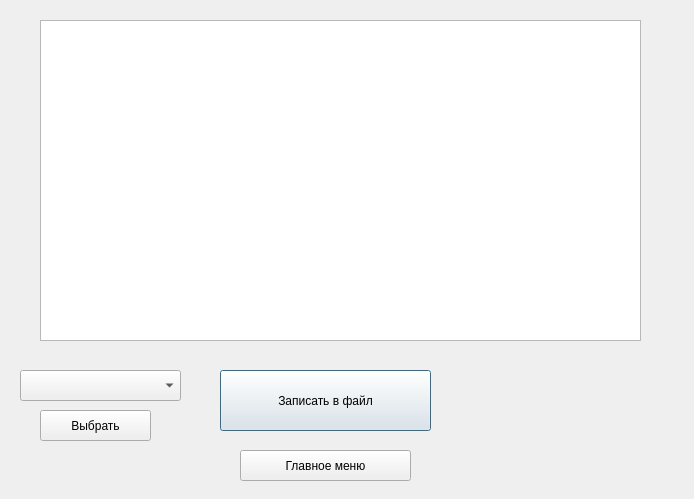
Above: user_rolewindow.ui from icspero/3-semester-CourseWork_Client before the change. Below: the same form after it.
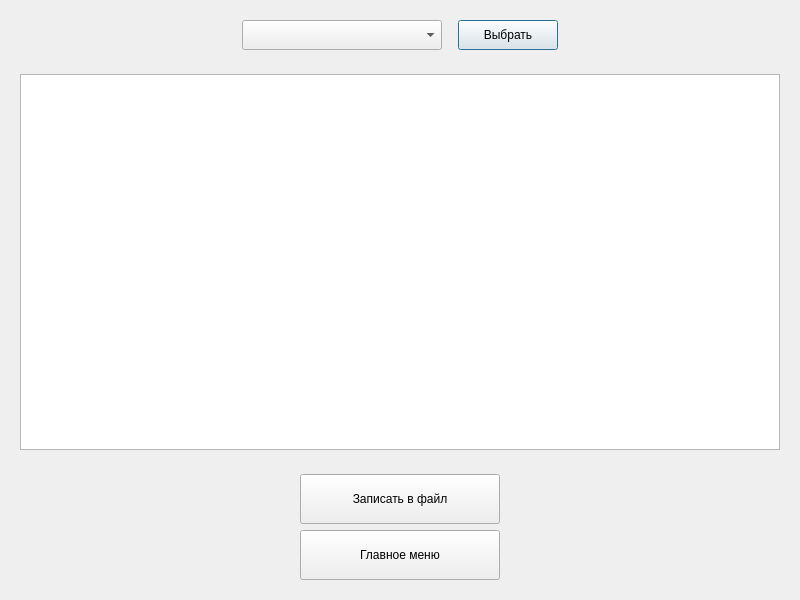
That is the form after the change.

Patch:
```diff
--- a/user_rolewindow.ui
+++ b/user_rolewindow.ui
@@ -6,72 +6,151 @@
    <rect>
     <x>0</x>
     <y>0</y>
-    <width>694</width>
-    <height>499</height>
+    <width>800</width>
+    <height>600</height>
    </rect>
   </property>
   <property name="windowTitle">
    <string>Dialog</string>
   </property>
-  <widget class="QPushButton" name="pushButton_2">
-   <property name="geometry">
-    <rect>
-     <x>220</x>
-     <y>370</y>
-     <width>211</width>
-     <height>61</height>
-    </rect>
-   </property>
-   <property name="text">
-    <string>Записать в файл</string>
-   </property>
-  </widget>
-  <widget class="QPushButton" name="pushButton_3">
-   <property name="geometry">
-    <rect>
-     <x>240</x>
-     <y>450</y>
-     <width>171</width>
-     <height>31</height>
-    </rect>
-   </property>
-   <property name="text">
-    <string>Главное меню</string>
-   </property>
-  </widget>
-  <widget class="QTableWidget" name="tableWidget">
-   <property name="geometry">
-    <rect>
-     <x>40</x>
-     <y>20</y>
-     <width>601</width>
-     <height>321</height>
-    </rect>
-   </property>
-  </widget>
-  <widget class="QComboBox" name="comboBox">
-   <property name="geometry">
-    <rect>
-     <x>20</x>
-     <y>370</y>
-     <width>161</width>
-     <height>31</height>
-    </rect>
-   </property>
-  </widget>
-  <widget class="QPushButton" name="pushButton">
-   <property name="geometry">
-    <rect>
-     <x>40</x>
-     <y>410</y>
-     <width>111</width>
-     <height>31</height>
-    </rect>
-   </property>
-   <property name="text">
-    <string>Выбрать</string>
-   </property>
-  </widget>
+  <layout class="QVBoxLayout" name="verticalLayout">
+   <item>
+    <widget class="QWidget" name="widget_2" native="true">
+     <layout class="QHBoxLayout" name="horizontalLayout">
+      <item>
+       <spacer name="horizontalSpacer">
+        <property name="orientation">
+         <enum>Qt::Horizontal</enum>
+        </property>
+        <property name="sizeHint" stdset="0">
+         <size>
+          <width>40</width>
+          <height>20</height>
+         </size>
+        </property>
+       </spacer>
+      </item>
+      <item>
+       <widget class="QComboBox" name="comboBox">
+        <property name="sizePolicy">
+         <sizepolicy hsizetype="Fixed" vsizetype="Fixed">
+          <horstretch>0</horstretch>
+          <verstretch>0</verstretch>
+         </sizepolicy>
+        </property>
+        <property name="minimumSize">
+         <size>
+          <width>200</width>
+          <height>30</height>
+         </size>
+        </property>
+       </widget>
+      </item>
+      <item>
+       <spacer name="horizontalSpacer_3">
+        <property name="orientation">
+         <enum>Qt::Horizontal</enum>
+        </property>
+        <property name="sizeType">
+         <enum>QSizePolicy::Fixed</enum>
+        </property>
+        <property name="sizeHint" stdset="0">
+         <size>
+          <width>10</width>
+          <height>20</height>
+         </size>
+        </property>
+       </spacer>
+      </item>
+      <item>
+       <widget class="QPushButton" name="pushButton">
+        <property name="sizePolicy">
+         <sizepolicy hsizetype="Fixed" vsizetype="Fixed">
+          <horstretch>0</horstretch>
+          <verstretch>0</verstretch>
+         </sizepolicy>
+        </property>
+        <property name="minimumSize">
+         <size>
+          <width>100</width>
+          <height>30</height>
+         </size>
+        </property>
+        <property name="text">
+         <string>Выбрать</string>
+        </property>
+       </widget>
+      </item>
+      <item>
+       <spacer name="horizontalSpacer_2">
+        <property name="orientation">
+         <enum>Qt::Horizontal</enum>
+        </property>
+        <property name="sizeHint" stdset="0">
+         <size>
+          <width>40</width>
+          <height>20</height>
+         </size>
+        </property>
+       </spacer>
+      </item>
+     </layout>
+    </widget>
+   </item>
+   <item>
+    <widget class="QWidget" name="widget_3" native="true">
+     <layout class="QVBoxLayout" name="verticalLayout_3">
+      <item>
+       <widget class="QTableWidget" name="tableWidget"/>
+      </item>
+     </layout>
+    </widget>
+   </item>
+   <item alignment="Qt::AlignHCenter|Qt::AlignVCenter">
+    <widget class="QWidget" name="widget" native="true">
+     <layout class="QVBoxLayout" name="verticalLayout_2">
+      <item>
+       <widget class="QPushButton" name="pushButton_2">
+        <property name="sizePolicy">
+         <sizepolicy hsizetype="Fixed" vsizetype="Fixed">
+          <horstretch>0</horstretch>
+          <verstretch>0</verstretch>
+         </sizepolicy>
+        </property>
+        <property name="minimumSize">
+         <size>
+          <width>200</width>
+          <height>50</height>
+         </size>
+        </property>
+        <property name="text">
+         <string>Записать в файл</string>
+        </property>
+       </widget>
+      </item>
+      <item>
+       <widget class="QPushButton" name="pushButton_3">
+        <property name="sizePolicy">
+         <sizepolicy hsizetype="Fixed" vsizetype="Fixed">
+          <horstretch>0</horstretch>
+          <verstretch>0</verstretch>
+         </sizepolicy>
+        </property>
+        <property name="minimumSize">
+         <size>
+          <width>200</width>
+          <height>50</height>
+         </size>
+        </property>
+        <property name="text">
+         <string>Главное меню</string>
+        </property>
+       </widget>
+      </item>
+     </layout>
+    </widget>
+   </item>
+  </layout>
  </widget>
  <resources/>
  <connections/>
```
Left out of the diff: 2 changed lines with no effect on the pictures.
